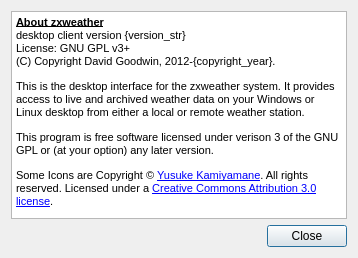
Qt form desktop/aboutdialog.ui (davidrg/zxweather) before a commit.
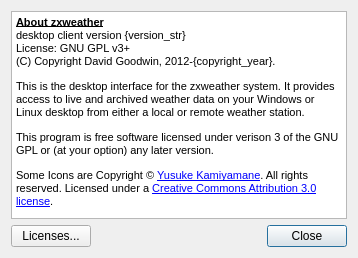
The same form after that commit. Icons and pictures are not drawn.

Commit message: Include licenses in the about dialog

Diff of the .ui file:
```diff
--- a/desktop/aboutdialog.ui
+++ b/desktop/aboutdialog.ui
@@ -17,8 +17,25 @@
    <iconset resource="resources.qrc">
     <normaloff>:/icons/about</normaloff>:/icons/about</iconset>
   </property>
-  <layout class="QVBoxLayout" name="verticalLayout">
-   <item>
+  <layout class="QGridLayout" name="gridLayout">
+   <item row="1" column="1">
+    <widget class="QDialogButtonBox" name="buttonBox">
+     <property name="orientation">
+      <enum>Qt::Horizontal</enum>
+     </property>
+     <property name="standardButtons">
+      <set>QDialogButtonBox::Close</set>
+     </property>
+    </widget>
+   </item>
+   <item row="1" column="0">
+    <widget class="QPushButton" name="pbLicenses">
+     <property name="text">
+      <string>Licenses...</string>
+     </property>
+    </widget>
+   </item>
+   <item row="0" column="0" colspan="2">
     <widget class="QTextBrowser" name="textBrowser">
      <property name="html">
       <string>&lt;!DOCTYPE HTML PUBLIC &quot;-//W3C//DTD HTML 4.0//EN&quot; &quot;http://www.w3.org/TR/REC-html40/strict.dtd&quot;&gt;
@@ -38,16 +55,6 @@
      </property>
     </widget>
    </item>
-   <item>
-    <widget class="QDialogButtonBox" name="buttonBox">
-     <property name="orientation">
-      <enum>Qt::Horizontal</enum>
-     </property>
-     <property name="standardButtons">
-      <set>QDialogButtonBox::Close</set>
-     </property>
-    </widget>
-   </item>
   </layout>
  </widget>
  <resources>
```
The commit also changes 10 other files.
